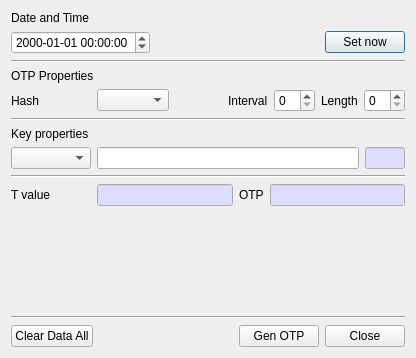
The window that BerEditor/gen_otp_dlg.ui (jykim74/BerEditor) describes before a commit, drawn with Qt 5.
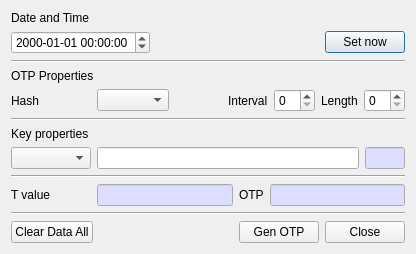
The same window after the commit.

```diff
--- a/BerEditor/gen_otp_dlg.ui
+++ b/BerEditor/gen_otp_dlg.ui
@@ -7,7 +7,7 @@
     <x>0</x>
     <y>0</y>
     <width>416</width>
-    <height>358</height>
+    <height>254</height>
    </rect>
   </property>
   <property name="windowTitle">
```
